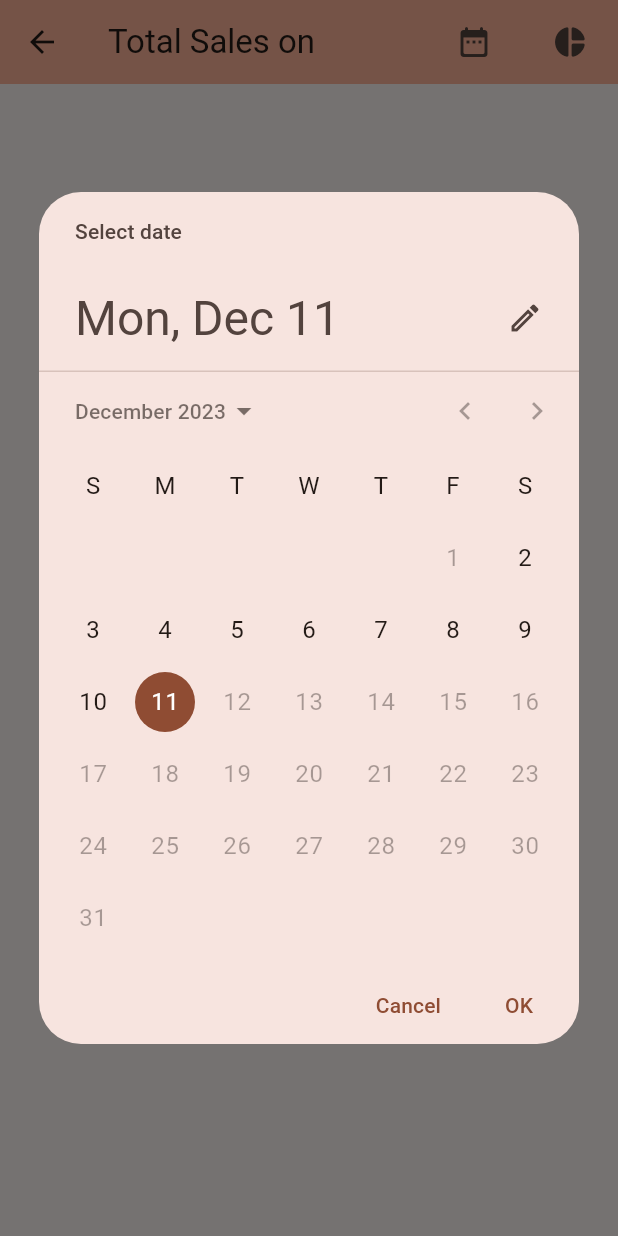
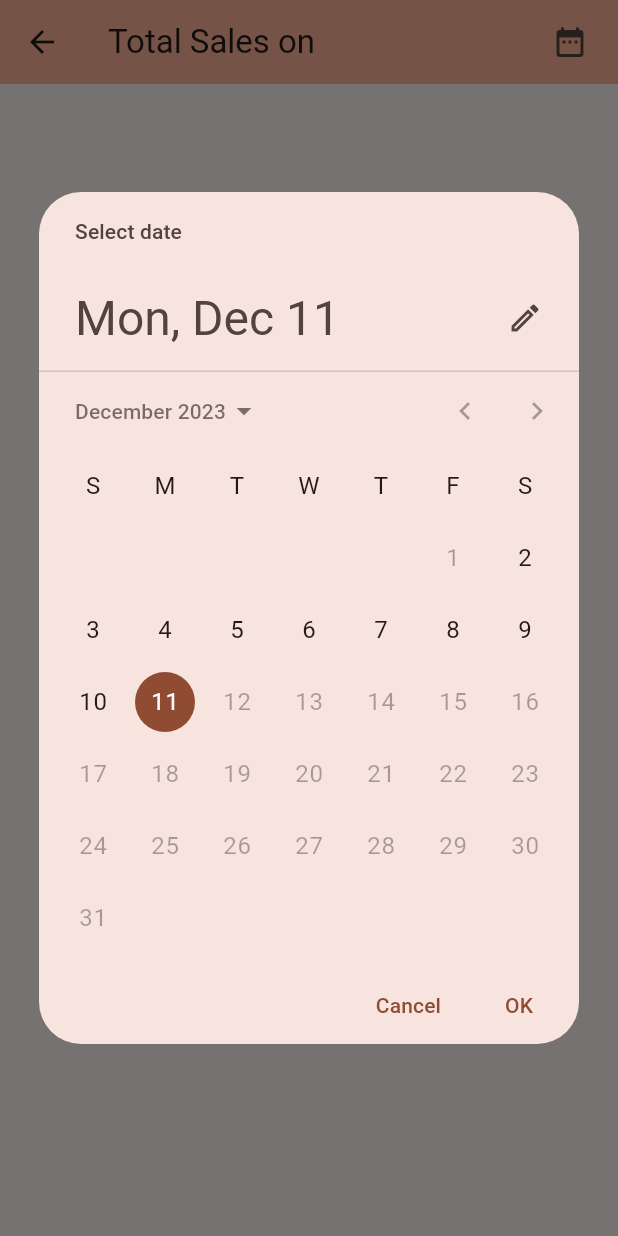
Before and after one commit to NishantWankhade/Amruttulya, a Flutter app: the ExcelListPage screen opened directly, after a tap on the "date range" icon, on a phone screen of 412 x 824 dp. Run offline on Flutter 3.47's test engine with Material 2 defaults, Android fonts, the phone set to English and light mode, and no system bars; our stand-ins replace permission_handler, syncfusion_flutter_charts; missing offline and left inert: excel, number_inc_dec.

Commit message:
Removing Piechart for now

```diff
--- a/lib/UIs/excelListPage.dart
+++ b/lib/UIs/excelListPage.dart
@@ -1,4 +1,3 @@
-import 'package:ashwini_amruttulya/UIs/pieChart.dart';
 import 'package:ashwini_amruttulya/classes/itm.dart';
 import 'package:ashwini_amruttulya/storage/externalStorage.dart';
 import 'package:excel/excel.dart';
@@ -86,22 +85,6 @@ class _ExcelListPageState extends State<ExcelListPage> {
               icon: Icon(Icons.date_range_rounded),
             ),
           ),
-          Padding(
-            padding: const EdgeInsets.all(8.0),
-            child: IconButton(
-              onPressed: () {
-                Navigator.push(
-                  context,
-                  MaterialPageRoute(
-                    builder: (context) => PieChartPage(
-                      chartItms: this.chartItms,
-                    ),
-                  ),
-                );
-              },
-              icon: Icon(Icons.pie_chart_rounded),
-            ),
-          ),
         ],
       ),
       body: Padding(
```
